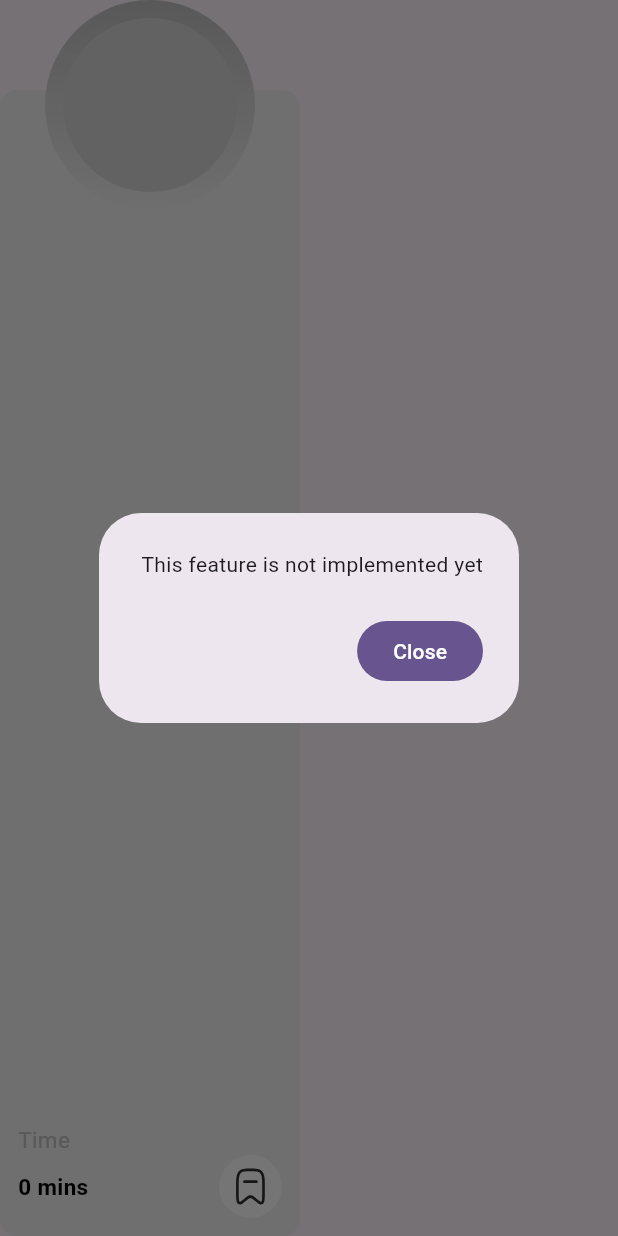
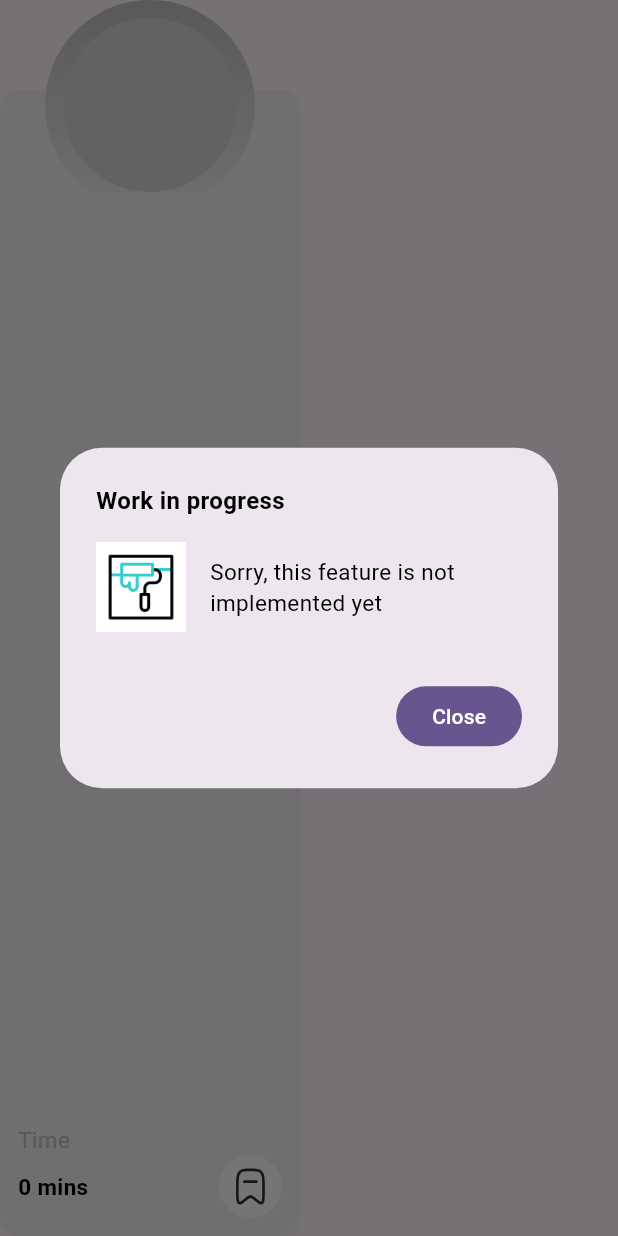
Before and after one commit to mancj/flutter-code-sample-project, a Flutter app: the RecipeCardSmall widget shown alone on an empty page, opened directly with empty values, after a tap on an icon or button, on a phone screen of 412 x 824 dp. Run offline on Flutter 3.47's test engine with Material 3 defaults, Android fonts, the phone set to English and light mode, and no system bars; drawn by our look-alikes of cached_network_image; our stand-ins replace dio, flutter_html, flutter_svg, freezed_annotation, get, infinite_scroll_pagination and 2 more; generated files the repository leaves out were written again; network calls fail.

```diff
--- a/lib/presentation/getx/main.dart
+++ b/lib/presentation/getx/main.dart
@@ -25,7 +25,7 @@ class MyApp extends StatelessWidget {
       debugShowCheckedModeBanner: false,
       theme: ThemeData(
         fontFamily: "Poppins",
-        useMaterial3: true,
+        useMaterial3: false,
         scaffoldBackgroundColor: UIColors.pageBg,
         primaryColor: UIColors.primary,
         filledButtonTheme: FilledButtonThemeData(
--- a/lib/presentation/getx/pages/search_recipes/search_recipes_page_controller.dart
+++ b/lib/presentation/getx/pages/search_recipes/search_recipes_page_controller.dart
@@ -71,7 +71,7 @@ class SearchRecipesController extends BaseController with PageArgsMixin<SearchRe
   }
 
   @override
-  void showError(dynamic e, StackTrace? stacktrace) {
+  Future showError(dynamic e, StackTrace? stacktrace) async {
     pagingController.error = e;
   }
 
--- a/lib/presentation/shared/resources/ui_images.dart
+++ b/lib/presentation/shared/resources/ui_images.dart
@@ -4,6 +4,7 @@ class UIImages {
   static final sample = _jpg("splash");
   static final vegan = _gif("vegan");
   static final vegan_food = _gif("vegan-food");
+  static final work_in_progress = _gif("work-in-progress");
 
   static String _png(String img) {
     return "assets/img/$img.png";
--- a/lib/presentation/shared/resources/ui_text_styles.dart
+++ b/lib/presentation/shared/resources/ui_text_styles.dart
@@ -11,6 +11,11 @@ class UITextStyles {
   static const mediumTiny = TextStyle(
     color: UIColors.black,
     fontSize: 13,
+    fontWeight: FontWeight.w600,
+  );
+  static const mediumSmall = TextStyle(
+    color: UIColors.black,
+    fontSize: 15,
     fontWeight: FontWeight.w600,
   );
   static const boldSmall = TextStyle(
--- a/lib/presentation/shared/widgets/app/recipe_card_small.dart
+++ b/lib/presentation/shared/widgets/app/recipe_card_small.dart
@@ -5,6 +5,7 @@ import 'package:flutter/painting.dart';
 import 'package:flutter/widgets.dart';
 import 'package:flutter_sample_app/domain/model/_model.dart';
 import 'package:flutter_sample_app/presentation/shared/widgets/_app_widgets.dart';
+import 'package:flutter_sample_app/presentation/shared/widgets/ui_kit/transparent_gesture_detector.dart';
 import 'package:flutter_sample_app/presentation/shared/widgets/ui_kit/unimplemented_dialog.dart';
 import 'package:flutter_svg/flutter_svg.dart';
 import 'package:shimmer/shimmer.dart';
@@ -72,7 +73,7 @@ class RecipeCardSmall extends StatelessWidget {
                       style: UITextStyles.boldSmall,
                     ),
                     const Spacer(),
-                    GestureDetector(
+                    TransparentGestureDetector(
                       onTap: showUnimplementedDialog,
                       child: SvgPicture.asset(
                         UISVGAssets.bookmark,
--- a/lib/presentation/shared/widgets/ui_kit/unimplemented_dialog.dart
+++ b/lib/presentation/shared/widgets/ui_kit/unimplemented_dialog.dart
@@ -1,27 +1,61 @@
 import 'package:flutter/cupertino.dart';
 import 'package:flutter/material.dart';
+import 'package:flutter/widgets.dart';
+import 'package:flutter_sample_app/presentation/shared/resources/_ui_resources.dart';
 import 'package:flutter_sample_app/presentation/shared/resources/ui_paddings.dart';
 import 'package:flutter_sample_app/presentation/shared/widgets/_app_widgets.dart';
 import 'package:get/get.dart';
 
 void showUnimplementedDialog() {
   Get.dialog(
-    Dialog(
-      child: Padding(
+    const Dialog(
+      child: WIPDialog(),
+    ),
+  );
+}
+
+class WIPDialog extends StatelessWidget {
+  const WIPDialog({super.key});
+
+  @override
+  Widget build(BuildContext context) {
+    return Padding(
       padding: const EdgeInsets.all(padding24),
       child: Column(
-          crossAxisAlignment: CrossAxisAlignment.end,
+        crossAxisAlignment: CrossAxisAlignment.start,
         mainAxisSize: MainAxisSize.min,
         children: [
-            const Text('This feature is not implemented yet'),
-            const UIMargin.vertical(padding24),
-            FilledButton(
-              onPressed: Get.back,
-              child: Text('Close'),
+          const Text(
+            'Work in progress',
+            style: UITextStyles.boldLabel,
+          ),
+          const UIMargin.vertical16(),
+          Row(
+            children: [
+              Image.asset(
+                UIImages.work_in_progress,
+                height: 60,
+              ),
+              const UIMargin.horizontal(padding16),
+              const Expanded(
+                child: Text(
+                  'Sorry, this feature is not implemented yet',
+                  style: UITextStyles.regularSmall,
+                ),
               ),
             ],
           ),
+          const UIMargin.vertical(padding24),
+          const UIMargin.vertical8(),
+          Align(
+            alignment: Alignment.centerRight,
+            child: FilledButton(
+              onPressed: Get.back,
+              child: const Text('Close'),
             ),
+          ),
+        ],
       ),
     );
   }
+}
```
Also changed, not shown: lib/data/api/models/spoonacular_error.dart (added, +16 -0 lines), lib/presentation/getx/base/base_controller.dart (+30 -7 lines), lib/presentation/getx/pages/main/main_page.dart (+29 -1 lines), lib/presentation/getx/pages/main/main_page_controller.dart (+10 -3 lines), assets/img/work-in-progress.gif (added), 2 other files. Lines whose indentation alone changed are shown as unchanged.
